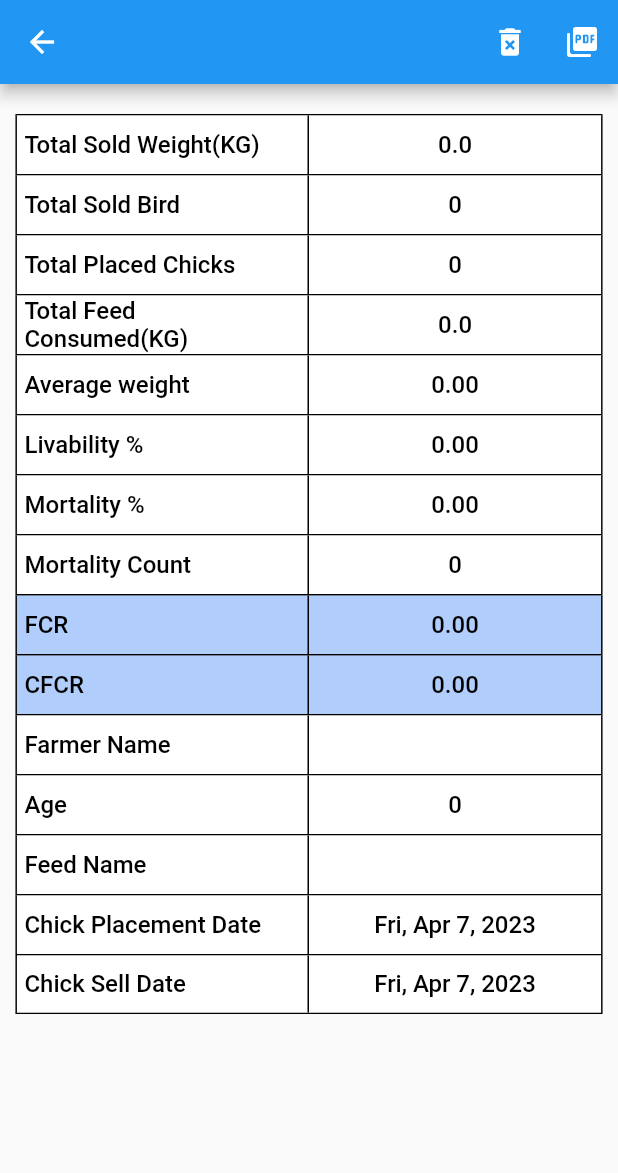
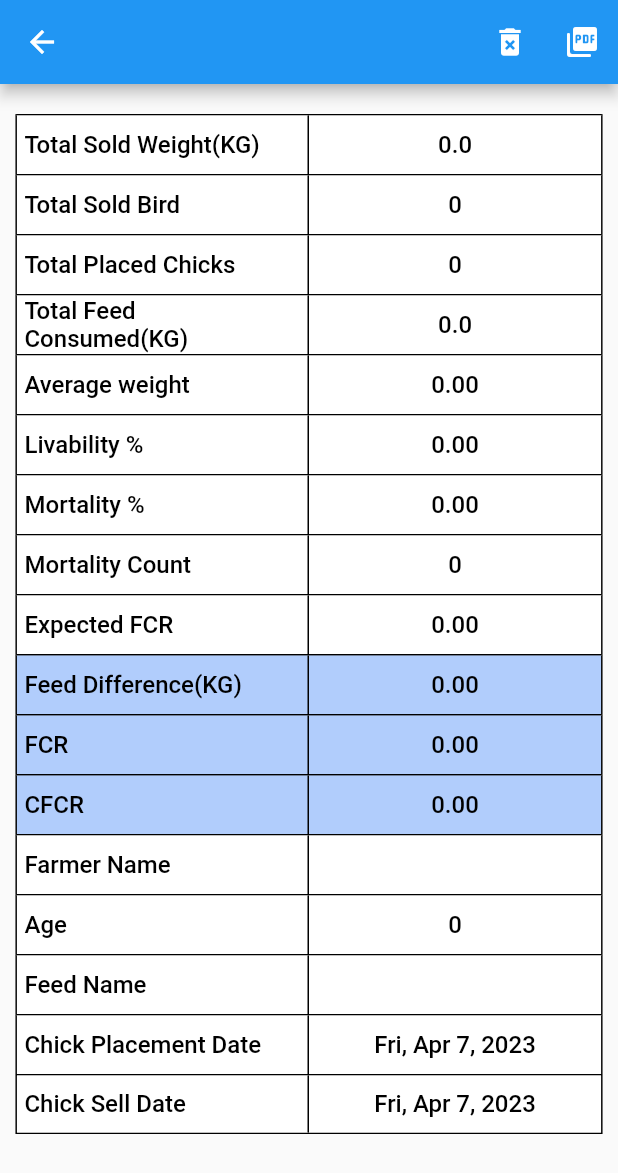
Before and after one commit to Parma08/fcr_calculator, a Flutter app: the InformationScreen screen opened directly with empty values, on a phone screen of 412 x 824 dp. Shown: the top 1173 px of the screen. Run offline on Flutter 3.47's test engine with Material 2 defaults, Android fonts, the light colour scheme and no system bars; our stand-ins replace cloud_firestore, firebase_auth, firebase_core, pdf, share_plus; accounts and stored records are empty; network calls fail.

Commit message:
Bug fixes and Added feed difference functionality

```diff
--- a/lib/Screens/information_screen.dart
+++ b/lib/Screens/information_screen.dart
@@ -45,10 +45,18 @@ class InformationScreen extends StatelessWidget {
       ),
       body: Container(
         margin: EdgeInsets.only(top: 20),
-        child: TableDisplay(
-            calculationData: calculationDisplayInformation,
-            showFullDetails: true,
-            saveDataEnabled: false),
+        height: MediaQuery.of(context).size.height -
+            (AppBar().preferredSize.height +
+                MediaQuery.of(context).padding.top),
+        width: MediaQuery.of(context).size.width,
+        child: ListView(
+          children: [
+            TableDisplay(
+                calculationData: calculationDisplayInformation,
+                showFullDetails: true,
+                saveDataEnabled: false),
+          ],
+        ),
       ),
     );
   }
--- a/lib/Screens/pdf_generator.dart
+++ b/lib/Screens/pdf_generator.dart
@@ -96,7 +96,7 @@ void generatePDF(CalculationDisplayModal pdfInfo) async {
                   Center(child: (Text('Chick Sell Date'))),
                   Center(
                       child: (Text(DateFormat.yMMMEd()
-                          .format(pdfInfo.inputs.chickPlacementDate))))
+                          .format(pdfInfo.inputs.chickSellDate))))
                 ]),
               ]))
         ]);
--- a/lib/main.dart
+++ b/lib/main.dart
@@ -1,6 +1,7 @@
 import 'package:fcr_calculator/Screens/calculator_screen.dart';
 import 'package:fcr_calculator/services/firebase_service.dart';
 import 'package:fcr_calculator/tabs_page.dart';
+import 'package:fcr_calculator/utils/utils.dart';
 import 'package:firebase_auth/firebase_auth.dart';
 import 'package:flutter/material.dart';
 import 'package:firebase_core/firebase_core.dart';
--- a/lib/modals/data_modal.dart
+++ b/lib/modals/data_modal.dart
@@ -8,9 +8,10 @@ class CalculationDisplayModal {
   double cfcr;
   double mortalityCount;
   int age;
+  double feedDifference;
 
-  CalculationDisplayModal({
-    required this.id,
+  CalculationDisplayModal(
+      {required this.id,
       required this.inputs,
       required this.averageWeight,
       required this.livability,
@@ -19,7 +20,7 @@ class CalculationDisplayModal {
       required this.cfcr,
       required this.mortalityCount,
       required this.age,
-  }) {}
+      required this.feedDifference}) {}
 }
 
 class InputsModal {
@@ -31,6 +32,7 @@ class InputsModal {
   String? feedName;
   DateTime chickPlacementDate;
   DateTime chickSellDate;
+  double expectedFCR;
 
   InputsModal(
       {required this.totalSoldWeight,
@@ -40,6 +42,7 @@ class InputsModal {
       this.farmerName,
       this.feedName,
       required this.chickPlacementDate,
+      required this.expectedFCR,
       required this.chickSellDate});
 }
 
--- a/lib/table_display.dart
+++ b/lib/table_display.dart
@@ -53,7 +53,9 @@ class TableDisplay extends StatelessWidget {
                 height: constraints.maxHeight,
                 width: constraints.maxWidth * 0.5,
                 decoration: BoxDecoration(
-                    color: (title == 'FCR' || title == 'CFCR')
+                    color: (title == 'FCR' ||
+                            title == 'CFCR' ||
+                            title == 'Feed Difference(KG)')
                         ? Color.fromRGBO(68, 138, 255, 0.4)
                         : Colors.white,
                     border: Border(
@@ -62,7 +64,9 @@ class TableDisplay extends StatelessWidget {
                     Text(title, style: Theme.of(context).textTheme.labelMedium),
               ),
               Container(
-                color: (title == 'FCR' || title == 'CFCR')
+                color: (title == 'FCR' ||
+                        title == 'CFCR' ||
+                        title == 'Feed Difference(KG)')
                     ? Color.fromRGBO(68, 138, 255, 0.4)
                     : Colors.white,
                 padding: EdgeInsets.symmetric(horizontal: 5),
@@ -101,6 +105,10 @@ class TableDisplay extends StatelessWidget {
             calculationData.mortality.toStringAsFixed(2)),
         showCalculatedData(
             context, 'Mortality Count', calculationData.mortalityCount.ceil()),
+        showCalculatedData(context, 'Expected FCR',
+            calculationData.inputs.expectedFCR.toStringAsFixed(2)),
+        showCalculatedData(context, 'Feed Difference(KG)',
+            calculationData.feedDifference.toStringAsFixed(2)),
         showCalculatedData(
             context, 'FCR', calculationData.fcr.toStringAsFixed(2)),
         showCalculatedData(
--- a/lib/utils/gettersetter.dart
+++ b/lib/utils/gettersetter.dart
@@ -1,9 +1,9 @@
 import 'package:cloud_firestore/cloud_firestore.dart';
 import 'package:fcr_calculator/modals/data_modal.dart';
+import 'package:flutter/material.dart';
 
 List<CalculationDisplayModal> calculationHistory = [];
 UserModal userDetails = UserModal(userName: '', userId: '');
-
 void setUserDetails(String name, String id) {
   userDetails = UserModal(userName: name, userId: id);
 }
@@ -40,7 +40,8 @@ Map<String, dynamic> getCalculatedDataInJSON(
     'chickenPlacementDate':
         Timestamp.fromDate(calculationDisplayModal.inputs.chickPlacementDate),
     'chickenSellDate':
-        Timestamp.fromDate(calculationDisplayModal.inputs.chickSellDate)
+        Timestamp.fromDate(calculationDisplayModal.inputs.chickSellDate),
+    'expectedFCR': calculationDisplayModal.inputs.expectedFCR
   };
 }
 
```
Also changed, not shown: lib/Screens/calculator_screen.dart (+41 -11 lines), lib/Screens/history_screen.dart (+18 -16 lines), lib/calculations.dart (+14 -4 lines), lib/services/firebase_service.dart (+6 -2 lines), lib/utils/utils.dart (+12 -0 lines). Lines whose indentation alone changed are shown as unchanged.
